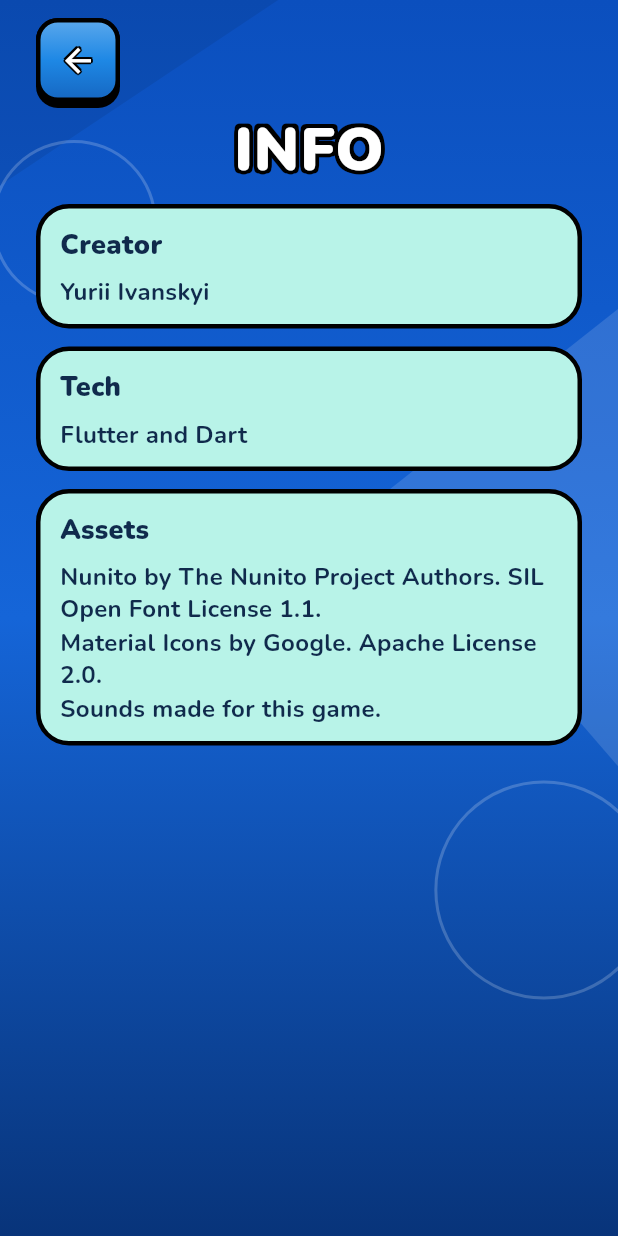
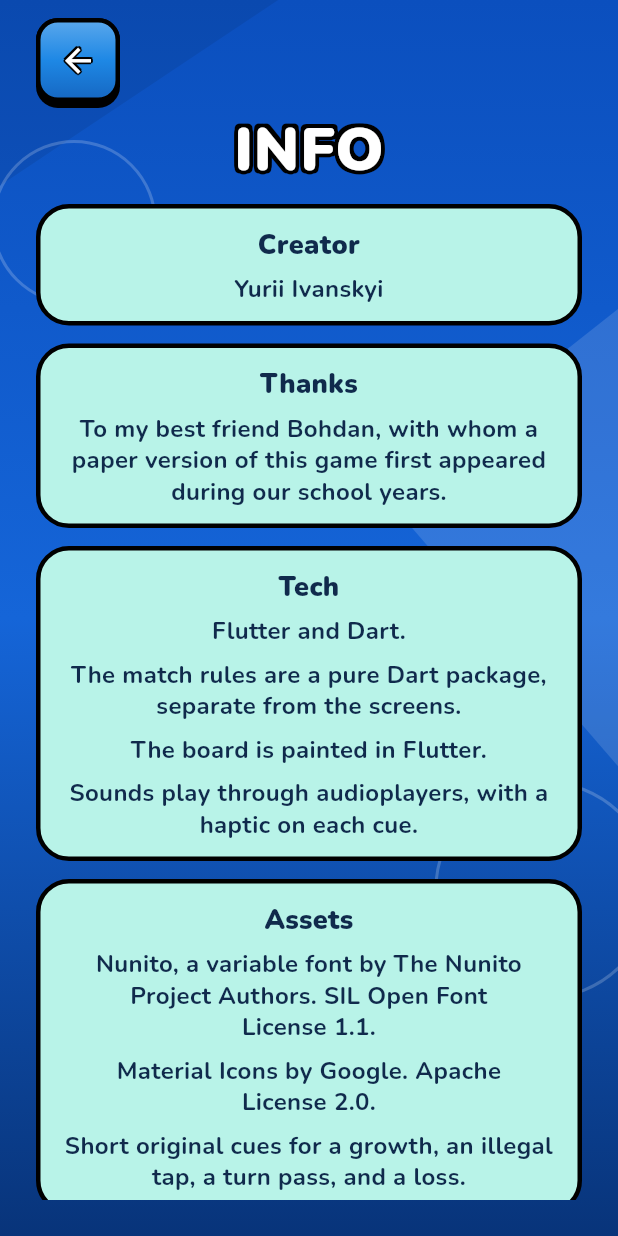
Before and after one commit to YuraIvanskyi/lines-game, a Flutter app: the InfoPage screen opened directly with empty values, on a phone screen of 412 x 824 dp. Run offline on Flutter 3.47's test engine with Material 3 defaults, Android fonts, the phone set to English and light mode, and no system bars; our stand-ins replace audioplayers.

```diff
--- a/app/lib/home/info_page.dart
+++ b/app/lib/home/info_page.dart
@@ -22,7 +22,10 @@ class InfoPage extends StatelessWidget {
                 child: Column(
                   crossAxisAlignment: CrossAxisAlignment.stretch,
                   children: [
-                    Align(alignment: Alignment.centerLeft, child: PopBackButton(onPressed: onBack)),
+                    Align(
+                      alignment: Alignment.centerLeft,
+                      child: PopBackButton(onPressed: onBack),
+                    ),
                     const PopTitle('Info', size: 40),
                     const SizedBox(height: 16),
                     const Expanded(
@@ -32,12 +35,21 @@ class InfoPage extends StatelessWidget {
                           children: [
                             _Credit('Creator', ['Yurii Ivanskyi']),
                             SizedBox(height: 12),
-                            _Credit('Tech', ['Flutter and Dart']),
+                            _Credit('Thanks', [
+                              'To my best friend Bohdan, with whom a paper version of this game first appeared during our school years.',
+                            ]),
+                            SizedBox(height: 12),
+                            _Credit('Tech', [
+                              'Flutter and Dart.',
+                              'The match rules are a pure Dart package, separate from the screens.',
+                              'The board is painted in Flutter.',
+                              'Sounds play through audioplayers, with a haptic on each cue.',
+                            ]),
                             SizedBox(height: 12),
                             _Credit('Assets', [
-                              'Nunito by The Nunito Project Authors. SIL Open Font License 1.1.',
-                              'Material Icons by Google. Apache License 2.0.',
-                              'Sounds made for this game.',
+                              'Nunito, a variable font by The Nunito Project Authors. SIL Open Font License\u00A01.1.',
+                              'Material Icons by Google. Apache License\u00A02.0.',
+                              'Short original cues for a growth, an illegal tap, a turn pass, and a loss.',
                             ]),
                           ],
                         ),
@@ -71,16 +83,30 @@ class _Credit extends StatelessWidget {
       child: Padding(
         padding: const EdgeInsets.fromLTRB(16, 14, 16, 14),
         child: Column(
-          crossAxisAlignment: CrossAxisAlignment.start,
+          crossAxisAlignment: CrossAxisAlignment.stretch,
           children: [
-            Text(title, style: const TextStyle(color: InkTheme.ink, fontSize: 18, fontWeight: FontWeight.w900)),
+            Text(
+              title,
+              textAlign: TextAlign.center,
+              style: const TextStyle(
+                color: InkTheme.ink,
+                fontSize: 18,
+                fontWeight: FontWeight.w900,
+              ),
+            ),
             const SizedBox(height: 6),
-            for (final line in lines)
+            for (var i = 0; i < lines.length; i++)
               Padding(
-                padding: const EdgeInsets.only(top: 2),
+                padding: EdgeInsets.only(top: i == 0 ? 0 : 8),
                 child: Text(
-                  line,
-                  style: const TextStyle(color: InkTheme.ink, fontSize: 16, fontWeight: FontWeight.w700, height: 1.3),
+                  lines[i],
+                  textAlign: TextAlign.center,
+                  style: const TextStyle(
+                    color: InkTheme.ink,
+                    fontSize: 16,
+                    fontWeight: FontWeight.w700,
+                    height: 1.3,
+                  ),
                 ),
               ),
           ],
--- a/app/lib/theme/ink_theme.dart
+++ b/app/lib/theme/ink_theme.dart
@@ -40,6 +40,9 @@ abstract final class InkTheme {
   static const wallRadius = 0.14;
   static const dotRadius = 0.20;
   static const strokeWidth = 0.18;
+
+  /// Black margin outside a chain line and dot.
+  static const chainOutline = 0.03;
   static const markWidth = 0.07;
   static const headRadius = 0.28;
   static const tailExtent = 0.50;
```
Also changed, not shown: app/lib/table/board_view.dart (+79 -21 lines), app/lib/table/table_page.dart (+73 -31 lines), 1 other file.
